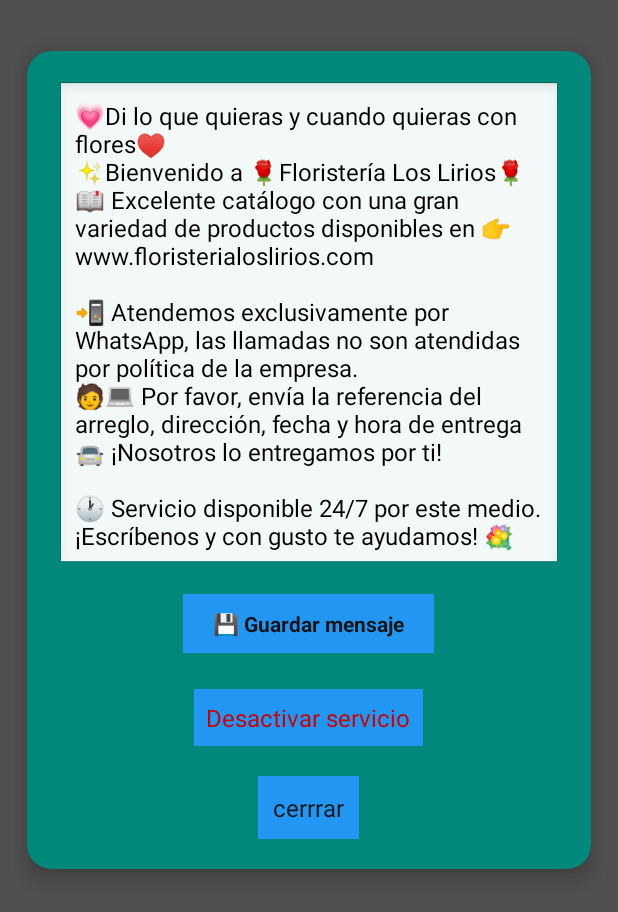
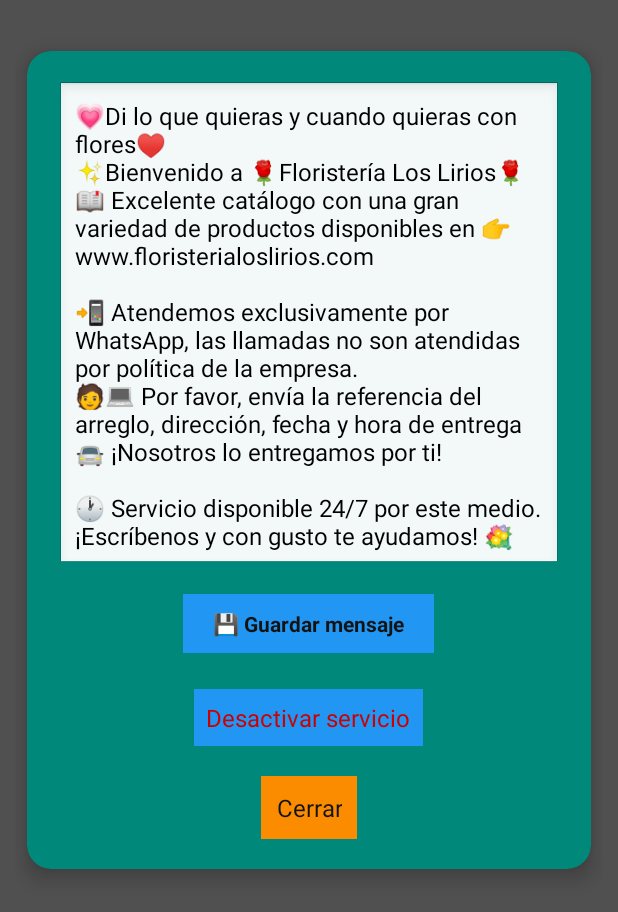
Before and after one commit to CreativeMB/MSM, an Android app: the screen it shows after launch (MainActivity), on a phone screen of 412 x 824 dp. Shown: the top 912 px of the screen. Run offline under Robolectric (Android 15) with nearby library versions, the phone set to English and light mode, and no system bars.

Commit message:
Refactor: UI improvements and log cleanup
This commit updates the UI of `MainActivity` with new background colors and padding adjustments. It also removes a `Toast` message and some diagnostic logs.

Key changes:
- `activity_main.xml`:
    - Changed the root background color from `#F5F5F5` to `#505050`.
    - Adjusted padding in the `ScrollView` from `16dp` to `10dp`.
    - Set the `CardView` background color to `#00897B` and aligned its content to `center_horizontal`.
    - Updated background and text colors for "💾 Guardar mensaje" and "cerrrar" buttons.
- `MainActivity.kt`:
    - Removed a `Toast` message that was shown when selecting a WhatsApp application.
    - Removed diagnostic logs related to checking installed WhatsApp applications.

```diff
--- a/app/src/main/res/layout/activity_main.xml
+++ b/app/src/main/res/layout/activity_main.xml
@@ -70,9 +70,9 @@
                     android:id="@+id/btnHideApp"
                     android:layout_width="wrap_content"
                     android:layout_height="wrap_content"
-                    android:text="cerrrar"
+                    android:text="Cerrar"
                     android:textColor="#121212"
-                    android:background="#2196F3"
+                    android:background="#FB8C00"
                     android:padding="10dp"
                     android:layout_marginTop="20dp"
                     android:gravity="center"
```
